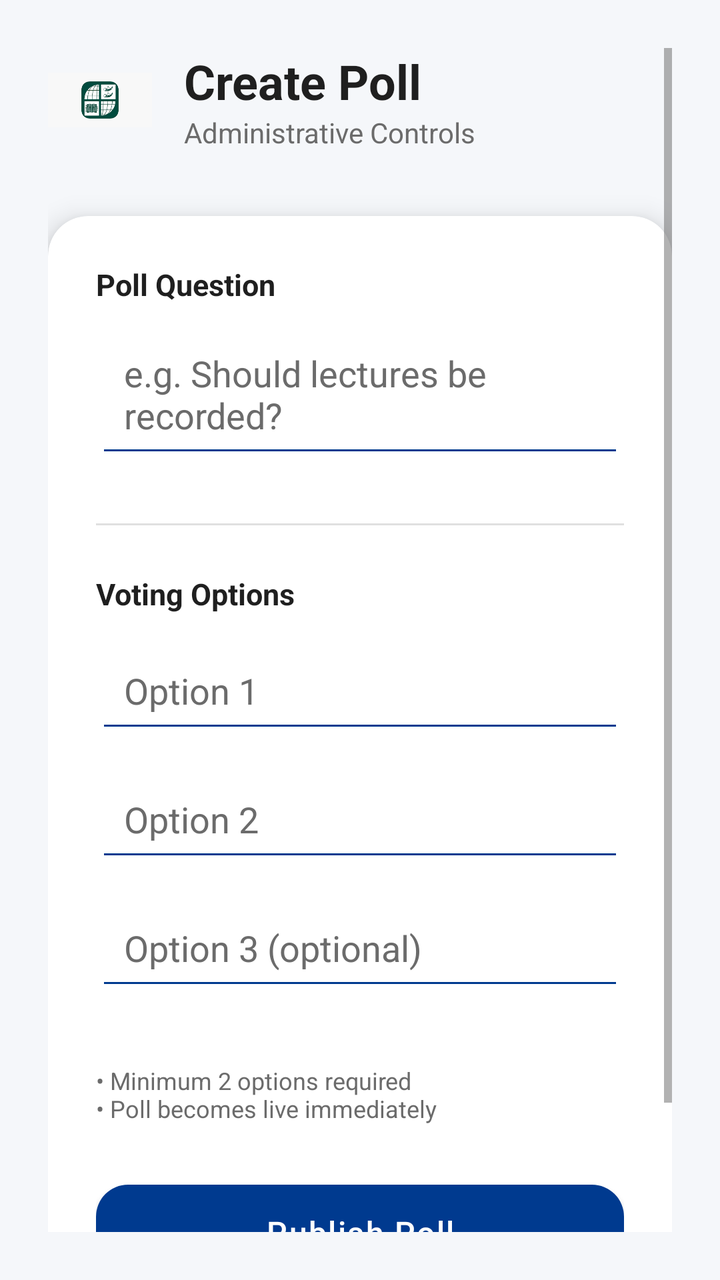
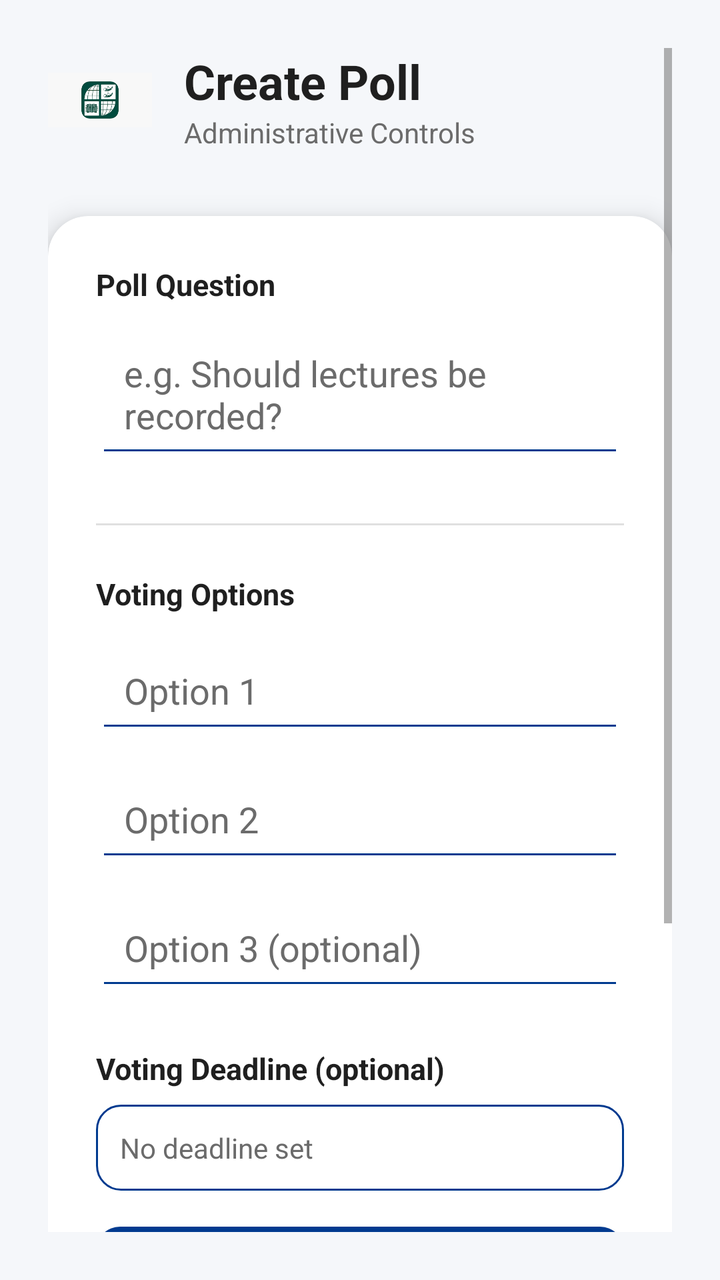

Compare the two renders of this Android layout. The source of the first and the diff that turns it into the second are given below.
<!-- AndroidManifest.xml: application theme Theme.SecureAppVoting -->
<!-- res/layout/activity_create_poll.xml -->
<?xml version="1.0" encoding="utf-8"?>
<ScrollView xmlns:android="http://schemas.android.com/apk/res/android"
    xmlns:app="http://schemas.android.com/apk/res-auto"
    android:layout_width="match_parent"
    android:layout_height="match_parent"
    android:background="@color/background_main"
    android:padding="24dp">

    <LinearLayout
        android:layout_width="match_parent"
        android:layout_height="wrap_content"
        android:orientation="vertical">

        
        <LinearLayout
            android:layout_width="match_parent"
            android:layout_height="wrap_content"
            android:orientation="horizontal"
            android:gravity="center_vertical"
            android:layout_marginBottom="32dp">

            <ImageView
                android:layout_width="52dp"
                android:layout_height="52dp"
                android:src="@drawable/uni_bradford_logo"
                android:contentDescription="University of Bradford Logo"
                android:layout_marginEnd="16dp" />

            <LinearLayout
                android:layout_width="wrap_content"
                android:layout_height="wrap_content"
                android:orientation="vertical">

                <TextView
                    android:layout_width="wrap_content"
                    android:layout_height="wrap_content"
                    android:text="Create Poll"
                    android:textSize="24sp"
                    android:textStyle="bold"
                    android:textColor="@color/text_primary" />

                <TextView
                    android:layout_width="wrap_content"
                    android:layout_height="wrap_content"
                    android:text="Administrative Controls"
                    android:textSize="14sp"
                    android:textColor="@color/text_secondary" />
            </LinearLayout>
        </LinearLayout>

        
        <com.google.android.material.card.MaterialCardView
            android:layout_width="match_parent"
            android:layout_height="wrap_content"
            app:cardCornerRadius="20dp"
            app:cardElevation="8dp"
            app:cardBackgroundColor="@color/card_white">

            <LinearLayout
                android:layout_width="match_parent"
                android:layout_height="wrap_content"
                android:orientation="vertical"
                android:padding="24dp">

                
                <TextView
                    android:layout_width="wrap_content"
                    android:layout_height="wrap_content"
                    android:text="Poll Question"
                    android:textSize="15sp"
                    android:textStyle="bold"
                    android:textColor="@color/text_primary"
                    android:layout_marginBottom="8dp" />

                <EditText
                    android:id="@+id/etPollQuestion"
                    android:layout_width="match_parent"
                    android:layout_height="wrap_content"
                    android:hint="e.g. Should lectures be recorded?"
                    android:padding="14dp"
                    android:textColor="@color/text_primary"
                    android:textColorHint="@color/text_secondary"
                    android:backgroundTint="@color/bradford_blue"
                    android:layout_marginBottom="28dp" />

                
                <View
                    android:layout_width="match_parent"
                    android:layout_height="1dp"
                    android:background="#E0E0E0"
                    android:layout_marginBottom="24dp" />

                
                <TextView
                    android:layout_width="wrap_content"
                    android:layout_height="wrap_content"
                    android:text="Voting Options"
                    android:textSize="15sp"
                    android:textStyle="bold"
                    android:textColor="@color/text_primary"
                    android:layout_marginBottom="12dp" />

                <EditText
                    android:id="@+id/etOption1"
                    android:layout_width="match_parent"
                    android:layout_height="wrap_content"
                    android:hint="Option 1"
                    android:padding="14dp"
                    android:textColor="@color/text_primary"
                    android:textColorHint="@color/text_secondary"
                    android:backgroundTint="@color/bradford_blue"
                    android:layout_marginBottom="12dp" />

                <EditText
                    android:id="@+id/etOption2"
                    android:layout_width="match_parent"
                    android:layout_height="wrap_content"
                    android:hint="Option 2"
                    android:padding="14dp"
                    android:textColor="@color/text_primary"
                    android:textColorHint="@color/text_secondary"
                    android:backgroundTint="@color/bradford_blue"
                    android:layout_marginBottom="12dp" />

                <EditText
                    android:id="@+id/etOption3"
                    android:layout_width="match_parent"
                    android:layout_height="wrap_content"
                    android:hint="Option 3 (optional)"
                    android:padding="14dp"
                    android:textColor="@color/text_primary"
                    android:textColorHint="@color/text_secondary"
                    android:backgroundTint="@color/bradford_blue"
                    android:layout_marginBottom="32dp" />

                
                <TextView
                    android:layout_width="wrap_content"
                    android:layout_height="wrap_content"
                    android:text="• Minimum 2 options required\n• Poll becomes live immediately"
                    android:textSize="12sp"
                    android:textColor="@color/text_secondary"
                    android:layout_marginBottom="24dp" />

                
                <com.google.android.material.button.MaterialButton
                    android:id="@+id/btnCreatePoll"
                    android:layout_width="match_parent"
                    android:layout_height="60dp"
                    android:text="Publish Poll"
                    android:textAllCaps="false"
                    android:textSize="16sp"
                    android:letterSpacing="0.05"
                    app:cornerRadius="16dp"
                    app:backgroundTint="@color/bradford_blue"
                    android:textColor="@android:color/white" />

            </LinearLayout>
        </com.google.android.material.card.MaterialCardView>

        
        <TextView
            android:layout_width="wrap_content"
            android:layout_height="wrap_content"
            android:text="University of Bradford • Secure Voting System"
            android:textSize="12sp"
            android:textColor="@color/text_secondary"
            android:layout_gravity="center_horizontal"
            android:layout_marginTop="32dp" />

    </LinearLayout>
</ScrollView>
<!-- resources referenced by this layout -->
<resources>
  <color name="background_main">#F5F7FA</color>
  <color name="bradford_blue">#003A8F</color>
  <color name="card_white">#FFFFFF</color>
  <color name="text_primary">#1F1F1F</color>
  <color name="text_secondary">#6B6B6B</color>
  <!-- drawable uni_bradford_logo: png bitmap (drawable, 6583 bytes) -->
  <style name="Theme.SecureAppVoting" parent="Theme.MaterialComponents.DayNight.NoActionBar">
  
          
          <item name="colorPrimary">@color/bradford_blue</item>
          <item name="colorPrimaryVariant">@color/bradford_blue_dark</item>
          <item name="colorSecondary">@color/bradford_gold</item>
  
          
          <item name="android:windowBackground">@color/background_main</item>
  
          
          <item name="android:statusBarColor">@color/bradford_blue_dark</item>
  
          
          <item name="android:textColorPrimary">@color/text_primary</item>
          <item name="android:textColorSecondary">@color/text_secondary</item>
  
      </style>
  <color name="bradford_blue_dark">#002B6B</color>
  <color name="bradford_gold">#F5B700</color>
</resources>

<!-- the commit's change to res/layout/activity_create_poll.xml (unified diff, before → after) -->
@@ -131,7 +131,39 @@
                     android:textColor="@color/text_primary"
                     android:textColorHint="@color/text_secondary"
                     android:backgroundTint="@color/bradford_blue"
-                    android:layout_marginBottom="32dp" />
+                    android:layout_marginBottom="24dp" />
+
+                
+                <TextView
+                    android:layout_width="wrap_content"
+                    android:layout_height="wrap_content"
+                    android:text="Voting Deadline (optional)"
+                    android:textSize="15sp"
+                    android:textStyle="bold"
+                    android:textColor="@color/text_primary"
+                    android:layout_marginBottom="8dp" />
+
+                <TextView
+                    android:id="@+id/tvDeadline"
+                    android:layout_width="match_parent"
+                    android:layout_height="wrap_content"
+                    android:text="No deadline set"
+                    android:textSize="14sp"
+                    android:textColor="@color/text_secondary"
+                    android:padding="12dp"
+                    android:background="@drawable/bg_outline"
+                    android:layout_marginBottom="12dp" />
+
+                <com.google.android.material.button.MaterialButton
+                    android:id="@+id/btnSetDeadline"
+                    android:layout_width="match_parent"
+                    android:layout_height="48dp"
+                    android:text="Set Deadline"
+                    android:textAllCaps="false"
+                    app:cornerRadius="12dp"
+                    app:backgroundTint="@color/bradford_blue"
+                    android:textColor="@android:color/white"
+                    android:layout_marginBottom="24dp" />
 
                 
                 <TextView
<!-- resource entries referenced after the edit -->
@@ -5,6 +5,20 @@
   <color name="card_white">#FFFFFF</color>
   <color name="text_primary">#1F1F1F</color>
   <color name="text_secondary">#6B6B6B</color>
+  <!-- drawable bg_outline (drawable) -->
+  <?xml version="1.0" encoding="utf-8"?>
+  <shape xmlns:android="http://schemas.android.com/apk/res/android"
+      android:shape="rectangle">
+  
+      <solid android:color="@android:color/transparent"/>
+  
+      <stroke
+          android:width="1dp"
+          android:color="@color/bradford_blue"/>
+  
+      <corners android:radius="12dp"/>
+  
+  </shape>
   <!-- drawable uni_bradford_logo: png bitmap (drawable, 6583 bytes) -->
   <style name="Theme.SecureAppVoting" parent="Theme.MaterialComponents.DayNight.NoActionBar">
   
